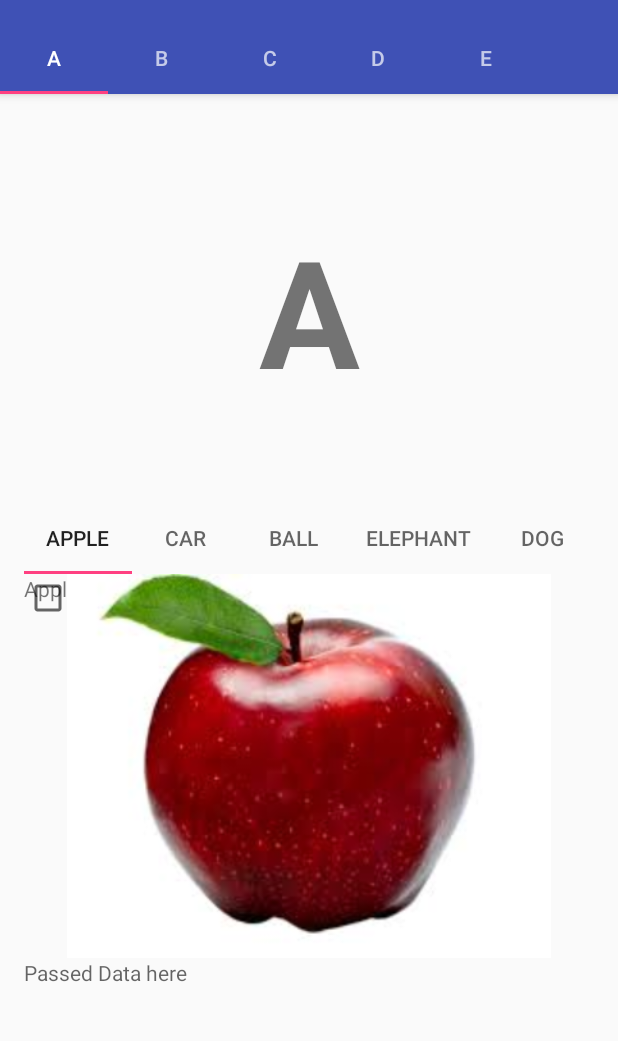
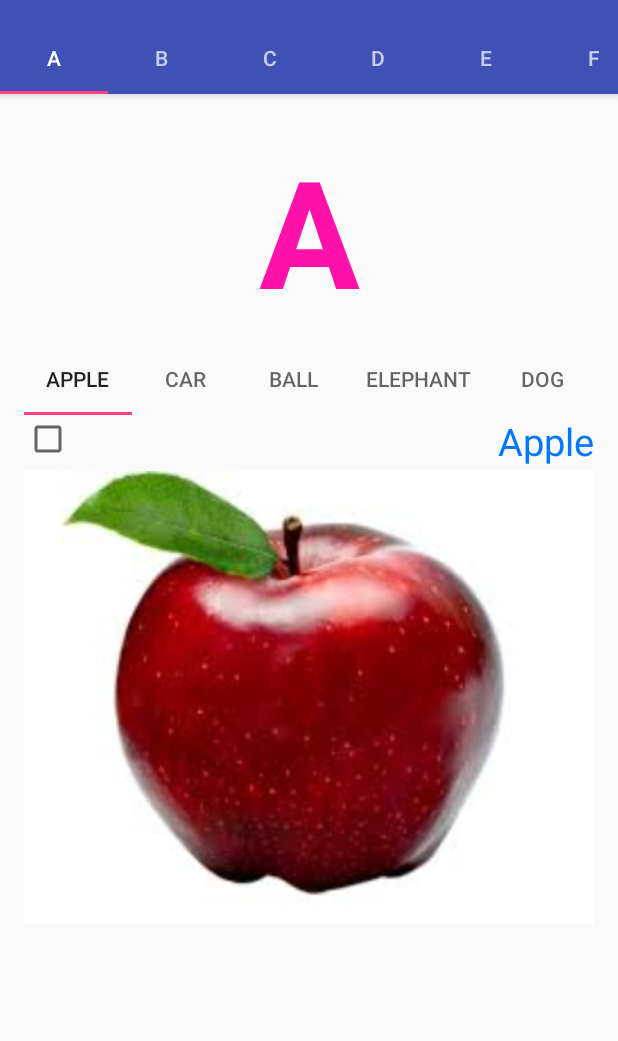
Before and after one commit to Deepakb09/ABCDApp, an Android app: the screen it shows after launch (MainActivity), on a phone screen of 412 x 824 dp, the part 62-1103 px from its top. Run offline under Robolectric (Android 15) with nearby library versions, the phone set to English and light mode, and no system bars.

```diff
--- a/app/src/main/java/com/deepak/abcdapp/Fragment1.java
+++ b/app/src/main/java/com/deepak/abcdapp/Fragment1.java
@@ -14,7 +14,7 @@ import android.widget.TextView;
  * A simple {@link Fragment} subclass.
  */
 public class Fragment1 extends Fragment {
-    String[] alpha = {"A","B","C","D","E"};
+    String[] alpha = {"A","B","C","D","E","F","G","H","I","J","K","L","M","N","O","P","Q","R","S","T","U","V","W","X","Y","Z"};
 
     public Fragment1() {
         // Required empty public constructor
--- a/app/src/main/java/com/deepak/abcdapp/Fragment2.java
+++ b/app/src/main/java/com/deepak/abcdapp/Fragment2.java
@@ -24,8 +24,15 @@ import java.util.TreeMap;
  */
 public class Fragment2 extends Fragment {
 
-    int[] images = {R.drawable.apple, R.drawable.car, R.drawable.ball, R.drawable.elephant, R.drawable.dog};
-    String[] imgname = {"Apple","Car","Ball","Elephant","Dog"};
+    int[] images = {R.drawable.apple, R.drawable.car, R.drawable.ball, R.drawable.elephant, R.drawable.dog,
+            R.drawable.goat, R.drawable.house, R.drawable.fish, R.drawable.kite, R.drawable.icecream,
+            R.drawable.jug, R.drawable.nest, R.drawable.lion, R.drawable.monkey, R.drawable.parrot,
+            R.drawable.queen, R.drawable.orange, R.drawable.rainbow, R.drawable.tiger, R.drawable.sun,
+            R.drawable.watch, R.drawable.violin, R.drawable.xmastree, R.drawable.umbrella, R.drawable.zebra, R.drawable.yak};
+    String[] imgname = {"Apple","Car","Ball","Elephant","Dog","Goat","House","Fish","Kite","IceCream","Jug","Nest",
+                        "Lion","Monkey","Parrot","Queen","Orange","Rainbow","Tiger","Sun","Watch","Violin",
+                        "X-Mas Tree","Umbrella","Zebra","Yak"};
+
     //HashMap<String, Integer> hashMap;
 
 
--- a/app/src/main/java/com/deepak/abcdapp/MainActivity.java
+++ b/app/src/main/java/com/deepak/abcdapp/MainActivity.java
@@ -31,8 +31,10 @@ public class MainActivity extends AppCompatActivity
     MyAdapter myAdapter1;
     MyAdapter2 myAdapter2;
 
-    String[] arr2 = {"Apple","Car","Ball","Elephant","Dog"};
-    String[] arr1 = {"A","B","C","D","E"};
+    String[] arr2 = {"Apple","Car","Ball","Elephant","Dog","Goat","House","Fish","Kite","IceCream","Jug","Nest",
+                     "Lion","Monkey","Parrot","Queen","Orange","Rainbow","Tiger","Sun","Watch","Violin",
+                     "X-Mas Tree","Umbrella","Zebra","Yak"};
+    String[] arr1 = {"A","B","C","D","E","F","G","H","I","J","K","L","M","N","O","P","Q","R","S","T","U","V","W","X","Y","Z"};
     String alpha1, alpha2;
     String imgnm;
     TextView textView3;
@@ -55,7 +57,7 @@ public class MainActivity extends AppCompatActivity
 
         @Override
         public int getCount() {
-            return 5;
+            return 26;
         }
 
         @Override
@@ -81,7 +83,7 @@ public class MainActivity extends AppCompatActivity
 
         @Override
         public int getCount() {
-            return 5;
+            return 26;
         }
 
         @Override
@@ -122,9 +124,8 @@ public class MainActivity extends AppCompatActivity
             public void onPageScrolled(int position, float positionOffset, int positionOffsetPixels) {
 
                 int i = viewPager1.getCurrentItem();
-                //textView3.setText(arr1[i]);
                 alpha1 = arr1[i];
-
+                checkBox2.setChecked(false);
             }
 
             @Override
@@ -140,18 +141,24 @@ public class MainActivity extends AppCompatActivity
                 @Override
                 public void onPageScrolled(int position, float positionOffset, int positionOffsetPixels) {
                     int i = viewPager2.getCurrentItem();
+                    String temp = alpha1;
                     alpha2 = arr2[i];
                     if (alpha1.equals(String.valueOf(alpha2.charAt(0)))) {
                         checkBox2.setOnCheckedChangeListener(new CompoundButton.OnCheckedChangeListener() {
                             @Override
                             public void onCheckedChanged(CompoundButton buttonView, boolean isChecked) {
                                 if (checkBox2.isChecked()) {
-                                    Toast.makeText(MainActivity.this, "Matched Succesfully\n"+alpha1+"\n"+alpha2, Toast.LENGTH_SHORT).show();
+                                    //Toast.makeText(MainActivity.this, "Matched\n"+alpha1+" for "+alpha2, Toast.LENGTH_SHORT).show();
+                                    if (alpha1.equals(String.valueOf(alpha2.charAt(0))))
+                                    textView3.setText(alpha1+" for "+alpha2);
+                                    else
+                                        textView3.setText("Not a correct match");
                                 }
                             }
                         });
                     }
                     checkBox2.setChecked(false);
+                    textView3.setText(" ");
                 }
                 @Override
                 public void onPageSelected(int position) {
--- a/app/src/main/res/layout/content_main.xml
+++ b/app/src/main/res/layout/content_main.xml
@@ -16,7 +16,7 @@
     <android.support.v4.view.ViewPager
         android:layout_width="match_parent"
         android:layout_height="0dp"
-        android:layout_weight="1"
+        android:layout_weight="0.4"
         android:id="@+id/viewPager1"/>
 
     <android.support.design.widget.TabLayout
@@ -43,7 +43,11 @@
     <TextView
         android:layout_width="match_parent"
         android:layout_height="0dp"
-        android:layout_weight="0.5"
+        android:layout_weight="0.3"
         android:id="@+id/textView3"
-        android:hint="Passed Data here"/>
+        android:hint="Start Learning"
+        android:textSize="30sp"
+        android:textStyle="bold|italic"
+        android:textColor="@color/TextColor"
+        android:gravity="center"/>
 </LinearLayout>
--- a/app/src/main/res/layout/fragment_fragment1.xml
+++ b/app/src/main/res/layout/fragment_fragment1.xml
@@ -11,7 +11,8 @@
         android:text="A"
         android:textSize="100sp"
         android:gravity="center"
-        android:textStyle="bold"/>
+        android:textStyle="bold"
+        android:textColor="@color/Frag1TextColor"/>
     <!--<ImageView
         android:layout_width="match_parent"
         android:layout_height="match_parent"
--- a/app/src/main/res/layout/fragment_fragment2.xml
+++ b/app/src/main/res/layout/fragment_fragment2.xml
@@ -3,14 +3,19 @@
     android:layout_width="match_parent"
     android:layout_height="match_parent"
     tools:context="com.deepak.abcdapp.Fragment2">
-    <TextView
-        android:layout_width="wrap_content"
-        android:layout_height="wrap_content"
-        android:id="@+id/textView2" />
 
     <ImageView
         android:layout_width="match_parent"
         android:layout_height="match_parent"
         android:id="@+id/imageView2"/>
 
+    <TextView
+        android:layout_width="wrap_content"
+        android:layout_height="wrap_content"
+        android:id="@+id/textView2"
+        android:layout_gravity="right"
+        android:hint=""
+        android:textSize="25sp"
+        android:textColor="@color/Frag2TextColor"/>
+
 </FrameLayout>
--- a/app/src/main/res/values/colors.xml
+++ b/app/src/main/res/values/colors.xml
@@ -3,4 +3,7 @@
     <color name="colorPrimary">#3F51B5</color>
     <color name="colorPrimaryDark">#303F9F</color>
     <color name="colorAccent">#FF4081</color>
+    <color name="TextColor">#F00</color>
+    <color name="Frag1TextColor">#F1A</color>
+    <color name="Frag2TextColor">#07F</color>
 </resources>
```
